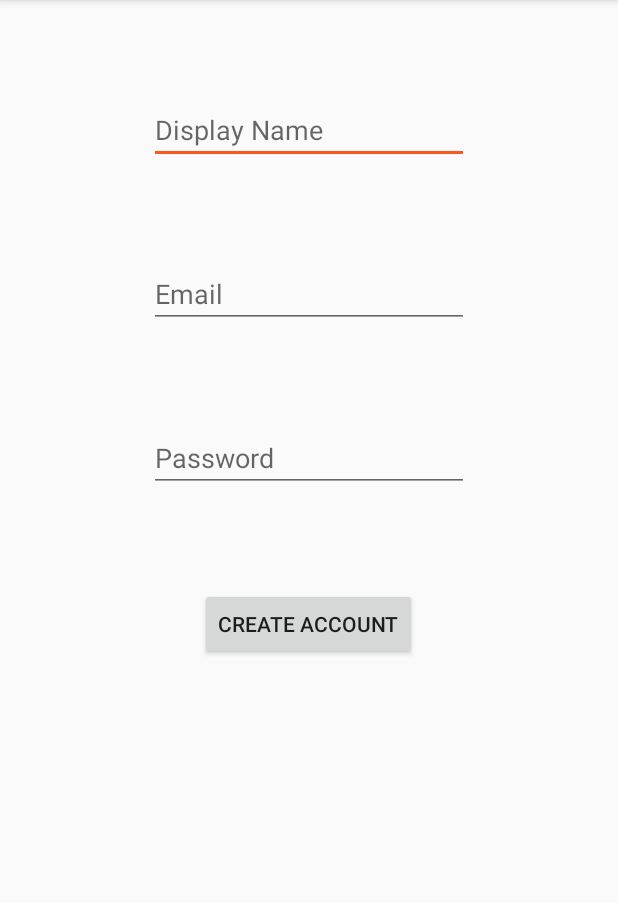
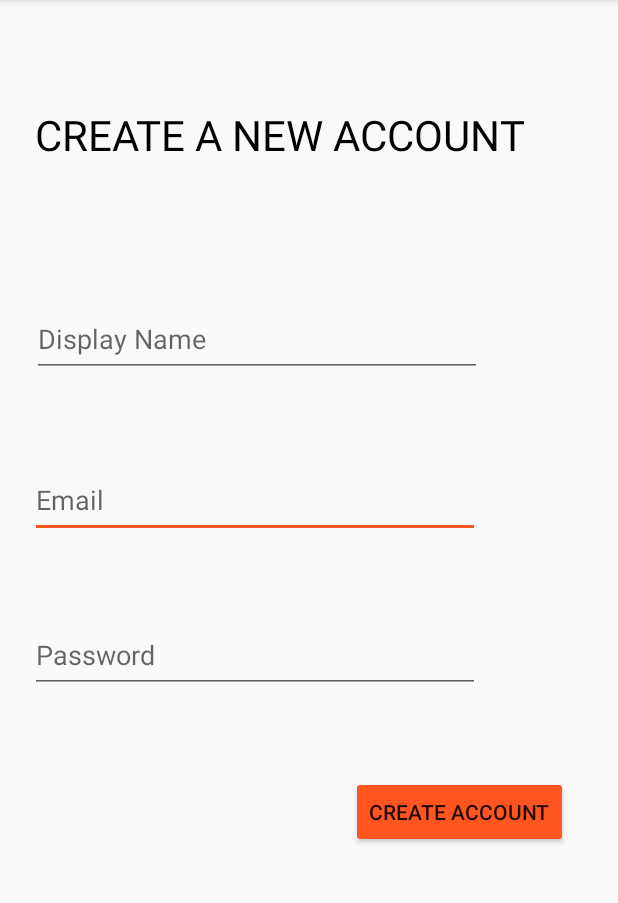
Before and after one commit to abhinavsaxena99/FitMate, an Android app: the RegisterActivity screen opened directly, with no data from a screen before it, on a phone screen of 412 x 824 dp, the part 84-987 px from its top. Run offline under Robolectric (Android 15) with nearby library versions, the phone set to English and light mode, and no system bars; our stand-ins replace Firebase (no records; nobody signed in at launch, a user with empty details on screens opened directly).

```diff
--- a/app/src/main/java/com/example/fitmate/MainActivity.java
+++ b/app/src/main/java/com/example/fitmate/MainActivity.java
@@ -57,7 +57,6 @@
             startActivity(startIntent);
             finish();
         }
+
     }
-
-
 }
--- a/app/src/main/res/layout/activity_main.xml
+++ b/app/src/main/res/layout/activity_main.xml
@@ -5,6 +5,7 @@
     android:layout_width="match_parent"
     android:layout_height="match_parent"
     tools:context=".MainActivity">
+
 
     <com.google.android.material.appbar.AppBarLayout
         android:layout_width="match_parent"
--- a/app/src/main/res/layout/activity_register.xml
+++ b/app/src/main/res/layout/activity_register.xml
@@ -6,55 +6,94 @@
     android:layout_height="match_parent"
     tools:context=".RegisterActivity">
 
+    <!--<include-->
+        <!--android:id="@+id/register_toolbar"-->
+        <!--layout="@layout/app_bar_layout" />-->
+
     <Button
         android:id="@+id/reg_create_btn"
         android:layout_width="wrap_content"
         android:layout_height="wrap_content"
-        android:layout_marginBottom="328dp"
+        android:layout_marginTop="8dp"
+        android:layout_marginBottom="200dp"
+        android:backgroundTint="@color/colorAccent"
         android:text="@string/create_account"
         app:layout_constraintBottom_toBottomOf="parent"
         app:layout_constraintEnd_toEndOf="parent"
-        app:layout_constraintHorizontal_bias="0.498"
-        app:layout_constraintStart_toStartOf="parent" />
+        app:layout_constraintHorizontal_bias="0.876"
+        app:layout_constraintStart_toStartOf="parent"
+        app:layout_constraintTop_toBottomOf="@+id/reg_password"
+        app:layout_constraintVertical_bias="0.944" />
+
+    <EditText
+        android:id="@+id/reg_email"
+        android:layout_width="300dp"
+        android:layout_height="50dp"
+        android:layout_marginStart="5dp"
+        android:layout_marginTop="8dp"
+        android:layout_marginEnd="15dp"
+        android:layout_marginBottom="8dp"
+        android:ems="10"
+        android:hint="Email"
+        android:inputType="textEmailAddress"
+        app:layout_constraintBottom_toBottomOf="parent"
+        app:layout_constraintEnd_toEndOf="parent"
+        app:layout_constraintHorizontal_bias="0.164"
+        app:layout_constraintStart_toStartOf="parent"
+        app:layout_constraintTop_toTopOf="parent"
+        app:layout_constraintVertical_bias="0.428" />
+
+    <EditText
+        android:id="@+id/reg_password"
+        android:layout_width="300dp"
+        android:layout_height="50dp"
+        android:layout_marginStart="5dp"
+        android:layout_marginEnd="15dp"
+        android:ems="10"
+        android:hint="Password"
+        android:inputType="textPassword"
+        app:layout_constraintBottom_toBottomOf="parent"
+        app:layout_constraintEnd_toEndOf="parent"
+        app:layout_constraintHorizontal_bias="0.164"
+        app:layout_constraintStart_toStartOf="parent"
+        app:layout_constraintTop_toTopOf="parent"
+        app:layout_constraintVertical_bias="0.574" />
+
+    <TextView
+        android:id="@+id/textView2"
+        android:layout_width="350dp"
+        android:layout_height="60dp"
+        android:layout_marginStart="10dp"
+        android:layout_marginTop="8dp"
+        android:layout_marginBottom="8dp"
+        android:text="CREATE A NEW ACCOUNT"
+        android:textColor="#000000"
+        android:textSize="28sp"
+        app:layout_constraintBottom_toTopOf="@+id/reg_display_name"
+        app:layout_constraintEnd_toEndOf="parent"
+        app:layout_constraintHorizontal_bias="0.259"
+        app:layout_constraintStart_toStartOf="parent"
+        app:layout_constraintTop_toTopOf="parent" />
+        <!--app:layout_constraintTop_toBottomOf="@+id/register_toolbar"-->
+        <!--app:layout_constraintVertical_bias="0.229" />-->
 
     <EditText
         android:id="@+id/reg_display_name"
-        android:layout_width="wrap_content"
-        android:layout_height="wrap_content"
+        android:layout_width="300dp"
+        android:layout_height="50dp"
+        android:layout_marginStart="5dp"
+        android:layout_marginTop="50dp"
+        android:layout_marginEnd="15dp"
+        android:layout_marginBottom="8dp"
         android:ems="10"
         android:hint="@string/display_name"
         android:inputType="textPersonName"
-        app:layout_constraintBottom_toTopOf="@+id/reg_email"
+        app:layout_constraintBottom_toBottomOf="parent"
         app:layout_constraintEnd_toEndOf="parent"
-        app:layout_constraintHorizontal_bias="0.5"
+        app:layout_constraintHorizontal_bias="0.175"
         app:layout_constraintStart_toStartOf="parent"
-        app:layout_constraintTop_toTopOf="parent" />
-
-    <EditText
-        android:id="@+id/reg_email"
-        android:layout_width="wrap_content"
-        android:layout_height="wrap_content"
-        android:ems="10"
-        android:hint="Email"
-        android:inputType="textEmailAddress"
-        app:layout_constraintBottom_toTopOf="@+id/reg_password"
-        app:layout_constraintEnd_toEndOf="parent"
-        app:layout_constraintHorizontal_bias="0.5"
-        app:layout_constraintStart_toStartOf="parent"
-        app:layout_constraintTop_toBottomOf="@+id/reg_display_name" />
-
-    <EditText
-        android:id="@+id/reg_password"
-        android:layout_width="wrap_content"
-        android:layout_height="wrap_content"
-        android:ems="10"
-        android:hint="Password"
-        android:inputType="textPassword"
-        app:layout_constraintBottom_toTopOf="@+id/reg_create_btn"
-        app:layout_constraintEnd_toEndOf="parent"
-        app:layout_constraintHorizontal_bias="0.5"
-        app:layout_constraintStart_toStartOf="parent"
-        app:layout_constraintTop_toBottomOf="@+id/reg_email" />
+        app:layout_constraintTop_toTopOf="parent"
+        app:layout_constraintVertical_bias="0.229" />
 
 
 </androidx.constraintlayout.widget.ConstraintLayout>
--- a/app/src/main/res/values/strings.xml
+++ b/app/src/main/res/values/strings.xml
@@ -6,6 +6,7 @@
     <string name="create_account">Create Account</string>
     <string name="display_name">Display Name</string>
     <string name="email">Email</string>
+    <string name="log_out">Log Out</string>
     <string-array name="durations">
         <item>5 minutes</item>
         <item>10 minutes</item>
```
Also changed, not shown: app/src/main/java/com/example/fitmate/RegisterActivity.java (+8 -0 lines), app/src/main/res/layout/activity_start.xml (+29 -8 lines).
